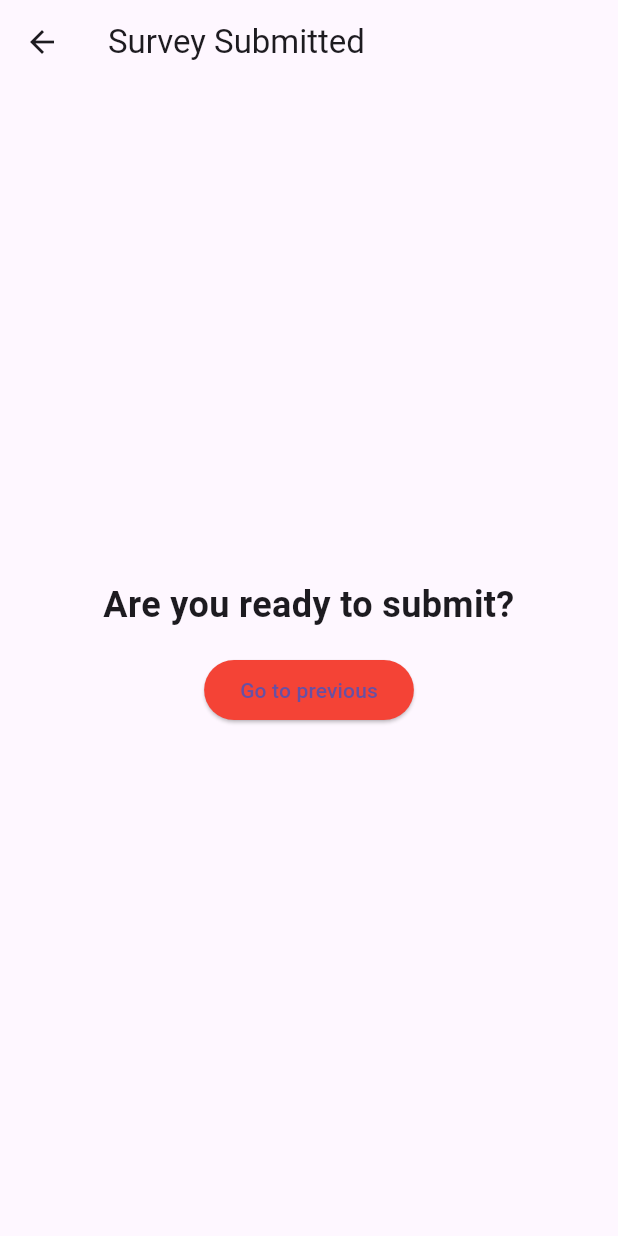
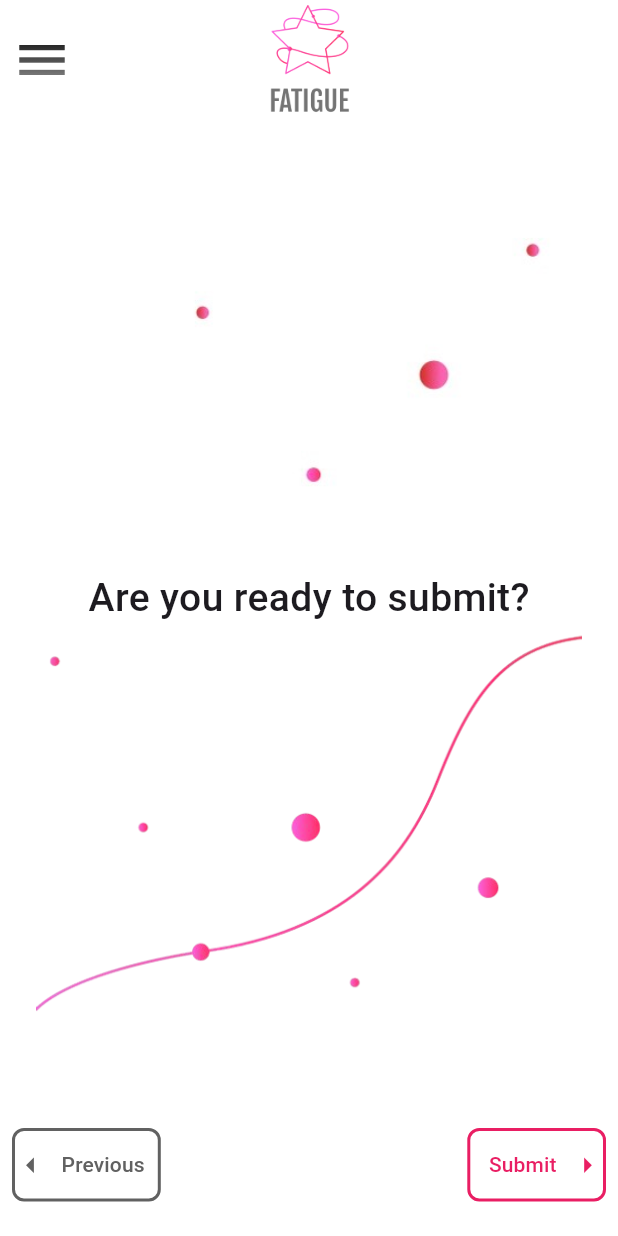
Before and after one commit to anusii/msfatigue, a Flutter app: the SubmissionPage screen opened directly, on a phone screen of 412 x 824 dp. Run offline on Flutter 3.47's test engine with Material 3 defaults, Android fonts, the phone set to English and light mode, and no system bars; drawn by our look-alikes of flutter_markdown; our stand-ins replace equatable, flutter_bloc, gap, package_info_plus, shared_preferences, universal_io; missing offline and left inert: rdflib, solidpod, window_manager; accounts and stored records are empty.

Commit message:
update submisson dart

```diff
--- a/lib/questionnaire/question.dart
+++ b/lib/questionnaire/question.dart
@@ -6,6 +6,7 @@ import 'package:flutter_bloc/flutter_bloc.dart';
 import 'package:gap/gap.dart';
 
 import 'package:msfatigue/features/bloc/survey_bloc.dart';
+import 'package:msfatigue/questionnaire/submission.dart';
 import 'package:msfatigue/questionnaire/suvey_completed.dart';
 import 'package:msfatigue/utils/pod.dart';
 import 'package:msfatigue/widgets/image/image.dart';
@@ -13,7 +14,6 @@ import 'package:msfatigue/widgets/image/image.dart';
 class QuestionPage extends StatefulWidget {
   /// If non-null, [savedResponses] contains a map of [question -> answer]
   /// to pre-fill the user's answers on load.
-
   final Map<String, String?>? savedResponses;
 
   const QuestionPage({super.key, this.savedResponses});
@@ -60,6 +60,7 @@ class _QuestionPageState extends State<QuestionPage> {
   }
 
   /// Reads the markdown file containing the questions from assets.
+
   Future<void> _loadQuestions() async {
     final data = await rootBundle
         .loadString('assets/markdown/fatigue_small_questionnaire.md');
@@ -90,7 +91,6 @@ class _QuestionPageState extends State<QuestionPage> {
       } else if (isQuestion && line.trim().isNotEmpty) {
         // Typically each question is "1. Something"
         // => substring after the dot+space.
-
         extractedQuestions.add(line.substring(line.indexOf('.') + 2).trim());
       }
     }
@@ -98,7 +98,6 @@ class _QuestionPageState extends State<QuestionPage> {
   }
 
   /// Show a dialog to confirm ending the survey early.
-
   Future<void> _showEndDialog() async {
     showDialog(
       context: context,
@@ -116,9 +115,7 @@ class _QuestionPageState extends State<QuestionPage> {
             child: Column(
               mainAxisSize: MainAxisSize.min,
               children: [
-                SizedBox(
-                  height: 30,
-                ),
+                const SizedBox(height: 30),
                 const Text(
                   "Are you sure you want to end now?",
                   textAlign: TextAlign.center,
@@ -137,7 +134,7 @@ class _QuestionPageState extends State<QuestionPage> {
                 GestureDetector(
                   onTap: () {
                     Navigator.pop(dialogContext);
-                    _submitSurvey();
+                    _endSurvey();
                   },
                   child: Container(
                     width: 200,
@@ -193,13 +190,24 @@ class _QuestionPageState extends State<QuestionPage> {
     );
   }
 
-  /// Submits the survey by navigating to the SubmitConfirmation page.
+  /// Ends the survey by navigating to the SurveyCompleted page (or "SubmissionPage").
+
+  void _endSurvey() {
+    Navigator.push(
+      context,
+      MaterialPageRoute(
+        builder: (context) => SurveyCompleted(),
+      ),
+    );
+  }
+
+  /// Submits the survey by navigating to the SurveyCompleted page (or "SubmissionPage").
 
   void _submitSurvey() {
     Navigator.push(
       context,
       MaterialPageRoute(
-        builder: (context) => SurveyCompleted(),
+        builder: (context) => SubmissionPage(),
       ),
     );
   }
@@ -216,7 +224,7 @@ class _QuestionPageState extends State<QuestionPage> {
                 final List<String> questionKeys = state.responses.keys.toList();
                 final int questionTotal = questionKeys.length;
 
-                // Guard if there's a mismatch or out-of-range index.
+                // If mismatch or out-of-range.
 
                 if (currentQuestionIndex >= questionKeys.length) {
                   return const Center(child: Text("No more questions."));
@@ -231,20 +239,22 @@ class _QuestionPageState extends State<QuestionPage> {
 
                 String? selectedResponse = state.responses[currentQuestion];
 
+                // Check if we have a widget.savedResponses & the bloc doesn't yet have an answer.
+
                 if (widget.savedResponses != null &&
                     widget.savedResponses!.containsKey(currentQuestion) &&
                     state.responses[currentQuestion] == null) {
                   selectedResponse = widget.savedResponses![currentQuestion];
                 }
 
-                // This method is called when user taps the "Next" button.
+                // Called when user taps the "Next" button.
 
                 Future<void> handleNext() async {
-                  // Dispatch NextQuestion event.
+                  // 1) Dispatch NextQuestion.
 
                   context.read<SurveyBloc>().add(NextQuestion());
 
-                  // Optionally, save partial data to POD if webId is set.
+                  // 2) Optionally, save partial data to POD if webId is set.
 
                   if (webId != null && webId!.isNotEmpty) {
                     final newState = context.read<SurveyBloc>().state;
@@ -267,7 +277,9 @@ class _QuestionPageState extends State<QuestionPage> {
                     await saveToPod(dataRecords, fileName, context);
                   }
 
-                  // If this was the last question, navigate to SubmitConfirmation.
+                  // 3) If this is the last question, navigate to submission.
+                  // Since the [currentQuestionIndex]is updated after goes to
+                  // next page, [currentQuestionIndex] is 10 when in last qestion.
 
                   if (currentQuestionIndex == questionTotal - 1) {
                     _submitSurvey();
@@ -279,7 +291,7 @@ class _QuestionPageState extends State<QuestionPage> {
                   child: Column(
                     crossAxisAlignment: CrossAxisAlignment.start,
                     children: <Widget>[
-                      // Header: msFatigue icon & "End now" button.
+                      // Header: msFatigue icon + "End now" button.
 
                       SizedBox(
                         width: double.infinity,
@@ -311,7 +323,7 @@ class _QuestionPageState extends State<QuestionPage> {
                       ),
                       const Gap(5),
 
-                      // (Optional) progress bar placeholder.
+                      // Optional progress bar placeholder.
 
                       Padding(
                         padding: const EdgeInsets.symmetric(
@@ -364,20 +376,18 @@ class _QuestionPageState extends State<QuestionPage> {
                       ),
                       const Gap(10),
 
-                      // The 6 multiple choice options.
+                      // Build the list of 6 options.
 
                       Expanded(
                         child: ListView.builder(
                           itemCount: options.length,
                           itemBuilder: (context, index) {
-                            // By default, check if the chosen response matches this option.
-
                             bool isSelected =
                                 (selectedResponse == options[index]);
 
                             return GestureDetector(
                               onTap: () {
-                                // The user picks this option => dispatch UpdateResponse.
+                                // The user picks this option => dispatch an UpdateResponse.
 
                                 context.read<SurveyBloc>().add(
                                       UpdateResponse(
@@ -418,7 +428,7 @@ class _QuestionPageState extends State<QuestionPage> {
 
                       const Gap(25),
 
-                      // Bottom row with "Previous", "Next" etc.
+                      // Bottom row with "Previous" and "Next".
 
                       Padding(
                         padding:
@@ -467,6 +477,8 @@ class _QuestionPageState extends State<QuestionPage> {
                               style: TextStyle(fontSize: 12),
                             ),
                             OutlinedButton.icon(
+                              // Only enable "Next" if there's a selected response.
+
                               onPressed: (selectedResponse != null &&
                                       selectedResponse.isNotEmpty)
                                   ? handleNext
--- a/lib/questionnaire/submission.dart
+++ b/lib/questionnaire/submission.dart
@@ -1,44 +1,174 @@
 import 'package:flutter/material.dart';
 
+import 'package:flutter_bloc/flutter_bloc.dart';
+import 'package:flutter_markdown/flutter_markdown.dart';
 import 'package:gap/gap.dart';
+import 'package:shared_preferences/shared_preferences.dart';
 
-class SubmissionPage extends StatefulWidget {
+import 'package:msfatigue/features/bloc/survey_bloc.dart';
+import 'package:msfatigue/questionnaire/welcome_back.dart';
+import 'package:msfatigue/utils/create_survey.dart';
+import 'package:msfatigue/utils/pod.dart';
+import 'package:msfatigue/widgets/gradient_icon.dart';
+import 'package:msfatigue/widgets/image/image.dart';
+import 'package:msfatigue/widgets/drawer/side_drawer.dart';
+
+// Assume _scaffoldKey is defined globally for this widget.
+
+class SubmissionPage extends StatelessWidget {
   const SubmissionPage({super.key});
 
   @override
-  State<SubmissionPage> createState() => _SubmissionPageState();
-}
+  Widget build(BuildContext context) {
+    final GlobalKey<ScaffoldState> scaffoldKey = GlobalKey<ScaffoldState>();
 
-class _SubmissionPageState extends State<SubmissionPage> {
-  @override
-  Widget build(BuildContext context) {
     return Scaffold(
+      key: scaffoldKey,
+      backgroundColor: Colors.white,
       appBar: AppBar(
-        title: const Text("Survey Submitted"),
+        backgroundColor: Colors.white,
+        elevation: 0,
+        toolbarHeight: 80,
+        centerTitle: true,
+        title: iconImage,
+        iconTheme: const IconThemeData(
+          size: 40,
+          color: Colors.grey,
+        ),
+        leading: Builder(
+          builder: (BuildContext context) {
+            return IconButton(
+              icon: GradientIcon(
+                icon: Icons.menu,
+                size: 40.0,
+                gradient: LinearGradient(
+                  colors: [Colors.black, Colors.grey],
+                  begin: Alignment.topCenter,
+                  end: Alignment.bottomCenter,
+                ),
+              ),
+              onPressed: () => Scaffold.of(context).openDrawer(),
+              tooltip: MaterialLocalizations.of(context).openAppDrawerTooltip,
+            );
+          },
+        ),
       ),
-      body: Center(
+      drawer: SideDrawer(scaffoldKey: scaffoldKey),
+      body: SingleChildScrollView(
         child: Column(
-          mainAxisAlignment: MainAxisAlignment.center,
           children: [
-            const Text(
-              "Are you ready to submit?",
-              style: TextStyle(fontSize: 24, fontWeight: FontWeight.bold),
-              textAlign: TextAlign.center,
+            Image.asset(
+              'assets/images/bottom_dot_four.png',
+              height: 300,
             ),
-            const SizedBox(height: 16),
-            ElevatedButton(
-              onPressed: () {
-                // Logic to submit the survey.
+            Padding(
+                padding: const EdgeInsets.fromLTRB(10.0, 0.0, 10.0, 0.0),
+                child: MarkdownBody(
+                  selectable: true,
+                  data: "Are you ready to submit?",
+                  styleSheet: MarkdownStyleSheet(
+                    p: const TextStyle(
+                        fontSize: 26, fontWeight: FontWeight.w500),
+                  ),
+                )),
+            Image.asset(
+              'assets/images/bottom_dot_five.png',
+              height: 300,
+            ),
+            Gap(25),
+            Padding(
+              padding: const EdgeInsets.fromLTRB(8.0, 10.0, 8.0, 10.0),
+              child: Row(
+                mainAxisAlignment: MainAxisAlignment.spaceBetween,
+                children: [
+                  OutlinedButton.icon(
+                    onPressed: () {
+                      Navigator.pop(context); // Go to previous question
+                    },
+                    icon: Icon(
+                      Icons.arrow_left,
+                      color: Colors.grey.shade700,
+                      size: 25,
+                    ),
+                    label: Text(
+                      "Previous   ",
+                      style: TextStyle(
+                        color: Colors.grey.shade700,
+                      ),
+                    ),
+                    style: OutlinedButton.styleFrom(
+                      padding: const EdgeInsets.symmetric(
+                          horizontal: 0, vertical: 12),
+                      side: BorderSide(color: Colors.grey.shade700, width: 2),
+                      shape: RoundedRectangleBorder(
+                        borderRadius: BorderRadius.circular(8),
+                      ),
+                    ),
+                  ),
+                  const SizedBox(width: 16),
+                  OutlinedButton.icon(
+                    onPressed: () async {
+                      // Retrieve the current SurveyState from the bloc before async operation.
 
-                Navigator.pop(
-                    context); // Go back to the home or previous screen.
-              },
-              style: ElevatedButton.styleFrom(
-                backgroundColor: Colors.red,
+                      final surveyState = context.read<SurveyBloc>().state;
+
+                      // Get the SharedPreferences instance and check webId.
+
+                      final SharedPreferences prefs =
+                          await SharedPreferences.getInstance();
+                      final webId = prefs.getString('webId') ?? '';
+                      if (webId.isNotEmpty) {
+                        // Convert the responses Map to a list of records.
+
+                        final List<({String key, dynamic value})> dataRecords =
+                            surveyState.responses.entries
+                                .map((entry) =>
+                                    (key: entry.key, value: entry.value))
+                                .toList();
+
+                        // Generate a filename.
+
+                        final String fileName = createSurveyFilename();
+
+                        // Save data to POD.
+
+                        if (!context.mounted) return;
+                        await saveToPod(dataRecords, fileName, context,
+                            isSubmit: true);
+                      }
+
+                      // If successful, navigate to SurveyCompleted screen.
+
+                      if (context.mounted) {
+                        Navigator.push(
+                          context,
+                          MaterialPageRoute(
+                            builder: (context) => WelcomeBackScreen(),
+                          ),
+                        );
+                      }
+                    },
+                    icon: const Text(
+                      "    Submit",
+                      style: TextStyle(color: Colors.pink),
+                    ),
+                    label: const Icon(
+                      Icons.arrow_right,
+                      color: Colors.pink,
+                      size: 25,
+                    ),
+                    style: OutlinedButton.styleFrom(
+                      side: const BorderSide(width: 2, color: Colors.pink),
+                      shape: RoundedRectangleBorder(
+                        borderRadius: BorderRadius.circular(8),
+                      ),
+                      padding: const EdgeInsets.symmetric(
+                          horizontal: 0, vertical: 12),
+                    ),
+                  ),
+                ],
               ),
-              child: const Text("Go to previous"),
             ),
-            const Gap(10),
           ],
         ),
       ),
--- a/lib/questionnaire/suvey_completed.dart
+++ b/lib/questionnaire/suvey_completed.dart
@@ -141,7 +141,6 @@ class _SurveyCompletedState extends State<SurveyCompleted> {
         centerTitle: true,
         iconTheme: const IconThemeData(size: 40, color: Colors.grey),
         title: iconImage,
-
         actions: [
           Padding(
             padding: const EdgeInsets.only(right: 16),
```
